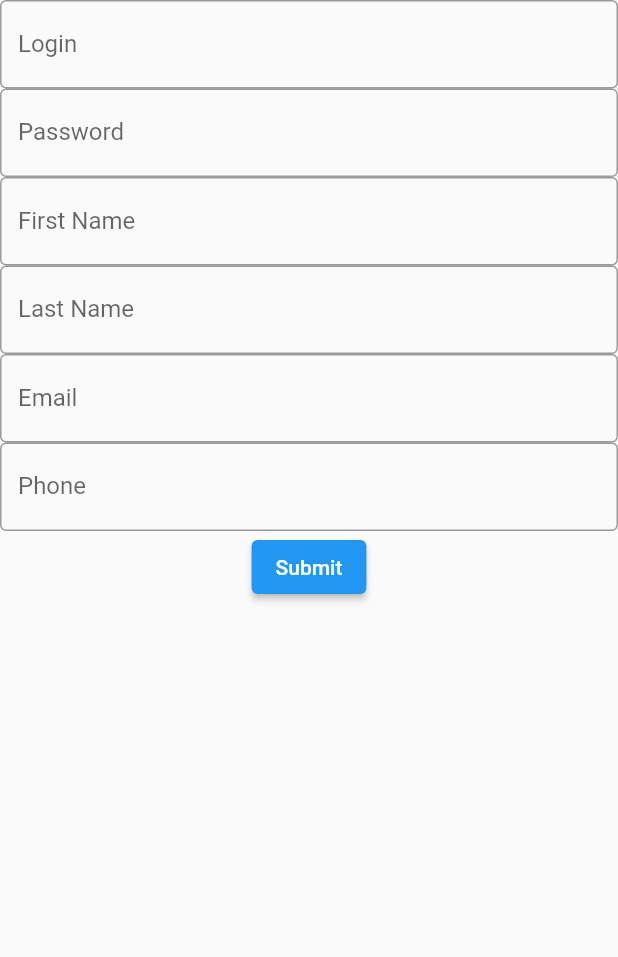
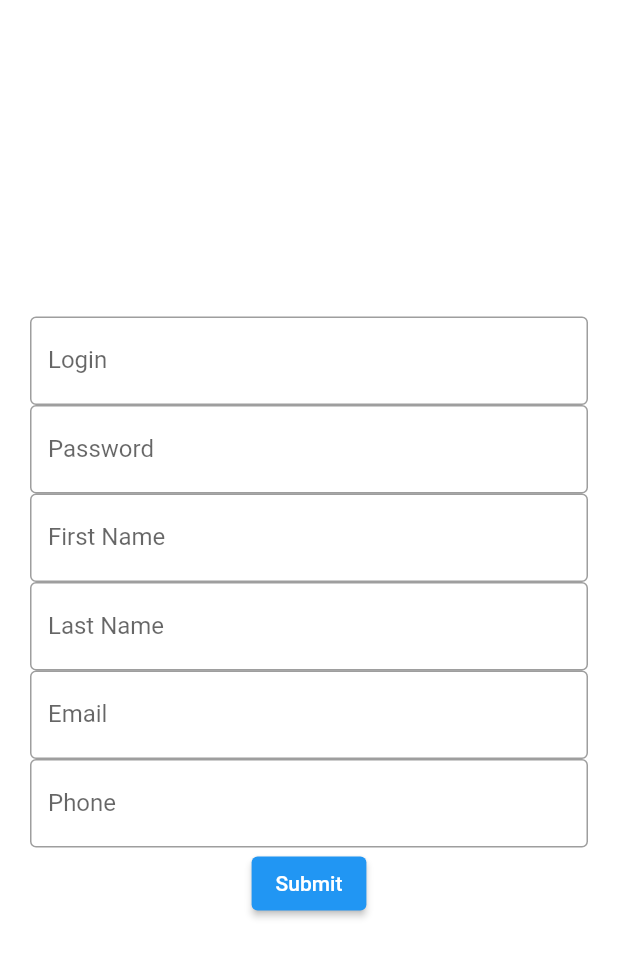
Before and after one commit to thibo24/donaso, a Flutter app: the screen it shows after launch, after a tap on "Inscription", on a phone screen of 412 x 824 dp. Shown: the top 957 px of the screen. Run offline on Flutter 3.47's test engine with Material 2 defaults, Android fonts, the phone set to English and light mode, and no system bars; our stand-ins replace google_sign_in; missing offline and left inert: mongo_dart.

Commit message:
ajout des regex pour vérifié que tout marche bien + ajout du bouton sign in with google mais cela ne marche pas

```diff
--- a/lib/main.dart
+++ b/lib/main.dart
@@ -1,13 +1,13 @@
 import 'package:donaso/database.dart';
 import 'package:donaso/subscriptionPage.dart';
 import 'package:flutter/material.dart';
+import 'package:google_sign_in/google_sign_in.dart';
 
-void main() => runApp(MyApp());
+void main() => runApp(const MyApp());
 
 class MyApp extends StatelessWidget {
-  const MyApp({super.key});
+  const MyApp({Key? key}) : super(key: key);
 
-  // This widget is the root of your application.
   @override
   Widget build(BuildContext context) {
     return MaterialApp(
@@ -21,17 +21,39 @@ class MyApp extends StatelessWidget {
 }
 
 class MyHomePage extends StatefulWidget {
-  const MyHomePage({super.key, required this.title});
+  const MyHomePage({Key? key, required this.title}) : super(key: key);
   final String title;
 
   @override
-  State<MyHomePage> createState() => _MyHomePageState();
+  _MyHomePageState createState() => _MyHomePageState();
 }
 
 class _MyHomePageState extends State<MyHomePage> {
   late Database db;
   TextEditingController loginController = TextEditingController();
   TextEditingController passwordController = TextEditingController();
+  GoogleSignIn _googleSignIn = GoogleSignIn(
+    scopes: ['email', 'profile'], // Définissez les scopes d'accès requis
+  );
+
+  Future<void> _handleGoogleSignIn() async {
+    try {
+      final GoogleSignInAccount? googleUser = await _googleSignIn.signIn();
+
+      if (googleUser != null) {
+        // Connexion réussie, récupérez les informations de l'utilisateur
+        final String email = googleUser.email;
+        final String? displayName = googleUser.displayName;
+        final String? photo = googleUser.photoUrl;
+
+        // Faites ce que vous voulez avec les informations de l'utilisateur
+        // Par exemple, enregistrez l'utilisateur dans votre base de données
+      }
+    } catch (error) {
+      // Gérez les erreurs de connexion
+      print('Erreur de connexion avec Google : $error');
+    }
+  }
 
   @override
   void dispose() {
@@ -74,7 +96,6 @@ class _MyHomePageState extends State<MyHomePage> {
             ),
             ElevatedButton(
               onPressed: () async {
-                db = await Database.connect();
                 List<Map<String, dynamic>> map = await db.selectSQL(
                     "user", "username", loginController.text);
                 if (map.isNotEmpty) {
@@ -110,10 +131,15 @@ class _MyHomePageState extends State<MyHomePage> {
               onPressed: () async {
                 Navigator.push(
                   context,
-                  MaterialPageRoute(builder: (context) => SubscriptionPage()),
+                  MaterialPageRoute(
+                      builder: (context) => const SubscriptionPage()),
                 );
               },
               child: const Text("Inscription"),
+            ),
+            ElevatedButton(
+              onPressed: _handleGoogleSignIn,
+              child: const Text('Se connecter avec Google'),
             ),
           ],
         ),
--- a/lib/subscriptionPage.dart
+++ b/lib/subscriptionPage.dart
@@ -3,7 +3,14 @@ import 'package:flutter/material.dart';
 import 'database.dart';
 import 'main.dart';
 
-class SubscriptionPage extends StatelessWidget {
+class SubscriptionPage extends StatefulWidget {
+  const SubscriptionPage({Key? key}) : super(key: key);
+
+  @override
+  _SubscriptionPageState createState() => _SubscriptionPageState();
+}
+
+class _SubscriptionPageState extends State<SubscriptionPage> {
   final TextEditingController loginController = TextEditingController();
   final TextEditingController passwordController = TextEditingController();
   final TextEditingController emailController = TextEditingController();
@@ -14,49 +21,54 @@ class SubscriptionPage extends StatelessWidget {
   bool isLoginValid = true;
   bool isPasswordValid = true;
   bool isEmailValid = true;
+  bool isPhoneValid = true;
   RegExp password = RegExp(r"^(?=.*[A-Za-z])(?=.*\d)[A-Za-z\d]{8,}$");
   RegExp email = RegExp(r"^[a-zA-Z0-9.]+@[a-zA-Z0-9]+\.[a-zA-Z]+");
-
-// Ajoutez d'autres variables booléennes pour les autres vérifications
-
-  SubscriptionPage({super.key});
+  RegExp phone = RegExp(r'^0[0-9]{9}$');
 
   @override
   Widget build(BuildContext context) {
     return Scaffold(
+      backgroundColor: const Color.fromARGB(255, 3, 142, 13),
       body: Center(
-      child: Column(children: [
+        child: Container(
+          padding: const EdgeInsets.all(20),
+          alignment: Alignment.center,
+          color: Colors.white,
+          child: Column(
+            children: [
+              const Expanded(child: SizedBox()),
               TextField(
                 decoration: InputDecoration(
                   border: const OutlineInputBorder(),
-              errorText:
-                  isLoginValid ? null : 'Login is too short or already exists',
+                  errorText: isLoginValid
+                      ? null
+                      : 'Login is too short or already exists',
                   labelText: 'Login',
                 ),
                 controller: loginController,
-            onChanged: (value) async => {
-                  db = await Database.connect(),
-                  if (value.length <= 3 && await db.checkUser(value))
-                    {isLoginValid = false}
-                  else
-                    {isLoginValid = true}
-                }),
+                onChanged: (value) async {
+                  setState(() async {
+                    isLoginValid =
+                        value.length > 4 || !(await db.checkUser(value));
+                  });
+                },
+              ),
               TextField(
                 decoration: InputDecoration(
                   border: const OutlineInputBorder(),
                   labelText: 'Password',
                   errorText: isPasswordValid
                       ? null
-                : 'password is too short or hasn\'t a number',
+                      : 'Password is too short or does not meet requirements',
                 ),
                 obscureText: true,
                 autocorrect: false,
                 controller: passwordController,
-          onChanged: (value) => {
-            if (value.length <= 3 && !password.hasMatch(value))
-              {isPasswordValid = false}
-            else
-              {isPasswordValid = true}
+                onChanged: (value) {
+                  setState(() {
+                    isPasswordValid = password.hasMatch(value);
+                  });
                 },
               ),
               TextField(
@@ -81,24 +93,29 @@ class SubscriptionPage extends StatelessWidget {
                 decoration: InputDecoration(
                   border: const OutlineInputBorder(),
                   labelText: 'Email',
-            errorText: isEmailValid ? null : 'email dosn\'t match the pattern',
+                  errorText: isEmailValid ? null : 'Email is not valid',
                 ),
                 obscureText: false,
                 autocorrect: false,
                 controller: emailController,
-          onChanged: (value) => {
-            if (!email.hasMatch(value))
-              {isEmailValid = false}
-            else
-              {isEmailValid = true}
+                onChanged: (value) {
+                  setState(() {
+                    isEmailValid = email.hasMatch(value);
+                  });
                 },
               ),
               TextField(
-          decoration: const InputDecoration(
-            border: OutlineInputBorder(),
+                decoration: InputDecoration(
+                  border: const OutlineInputBorder(),
                   labelText: 'Phone',
+                  errorText: isPhoneValid ? null : 'Phone number is not valid',
                 ),
                 controller: phoneController,
+                onChanged: (value) {
+                  setState(() {
+                    isPhoneValid = phone.hasMatch(value);
+                  });
+                },
               ),
               ElevatedButton(
                 onPressed: () async {
@@ -108,7 +125,8 @@ class SubscriptionPage extends StatelessWidget {
                       MaterialPageRoute(
                         builder: (context) => const MyHomePage(
                           title: "Donaso",
-                        )),
+                        ),
+                      ),
                     );
                     await db.addUser(
                       loginController.text,
@@ -116,12 +134,37 @@ class SubscriptionPage extends StatelessWidget {
                       emailController.text,
                       firstNameController.text,
                       lastNameController.text,
-                  phoneController.text);
+                      phoneController.text,
+                    );
+                  } else {
+                    showDialog(
+                      context: context,
+                      builder: (BuildContext context) {
+                        return AlertDialog(
+                          title: const Text('Error'),
+                          content: const Text(
+                            'Please check your information and try again',
+                          ),
+                          actions: <Widget>[
+                            TextButton(
+                              onPressed: () {
+                                Navigator.of(context).pop();
+                              },
+                              child: const Text('OK'),
+                            ),
+                          ],
+                        );
+                      },
+                    );
                   }
                 },
                 child: const Text('Submit'),
               ),
-      ]),
-    ));
+              const Expanded(child: SizedBox()),
+            ],
+          ),
+        ),
+      ),
+    );
   }
 }
--- a/pubspec.yaml
+++ b/pubspec.yaml
@@ -30,6 +30,7 @@ environment:
 dependencies:
   flutter:
     sdk: flutter
+  google_sign_in: ^5.2.1
 
 
   # The following adds the Cupertino Icons font to your application.
```
Lines whose indentation alone changed are shown as unchanged.
